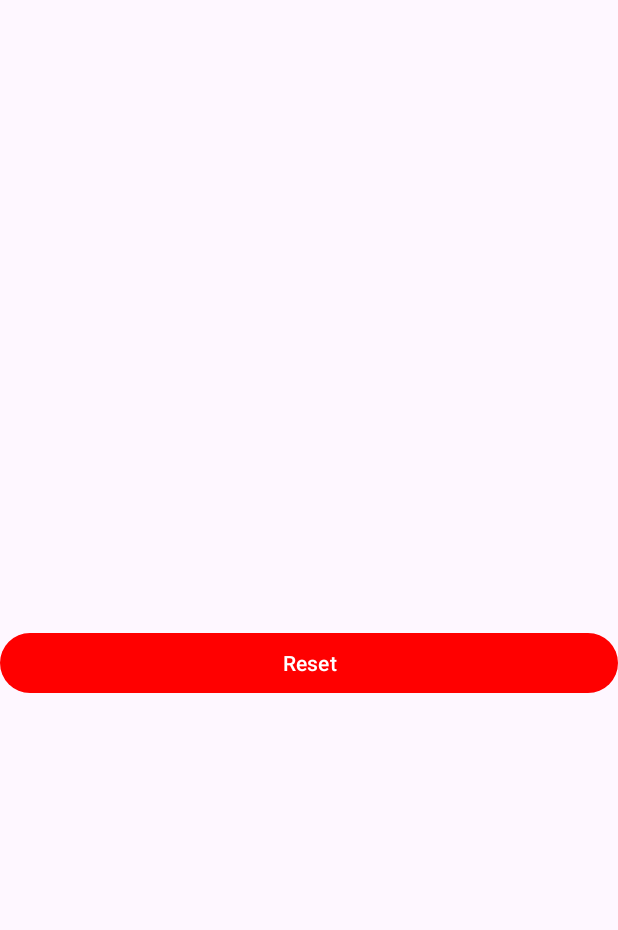
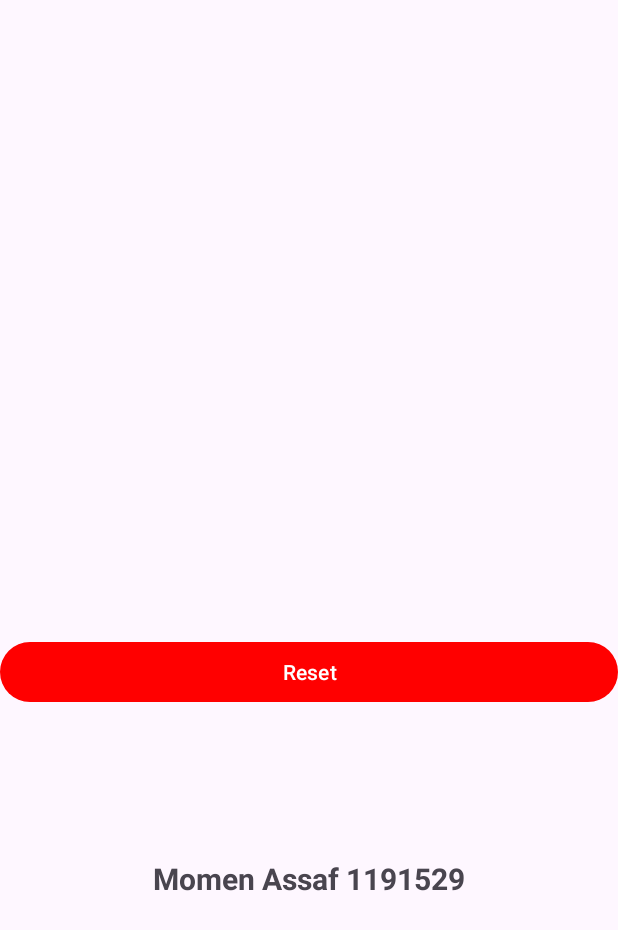
Before and after one commit to Momen-Assaf/Andriod-Lab, an Android app: the ResultActivity screen opened directly, with no data from a screen before it, on a phone screen of 412 x 824 dp. Shown: the top 930 px of the screen. Run offline under Robolectric (Android 15) with nearby library versions, the phone set to English and light mode, and no system bars.

Commit message:
final changes

```diff
--- /dev/null
+++ b/Todo1/app/src/main/java/edu/birzeit/todo1/Player.java
@@ -0,0 +1,20 @@
+package edu.birzeit.todo1;
+
+import java.util.ArrayList;
+
+public class Player {
+    public static ArrayList<Player> playerArrayList = new ArrayList<Player>();
+    private int result;
+    public Player(){}
+    public Player(int result) {
+        this.result = result;
+    }
+
+    public int getResult() {
+        return result;
+    }
+
+    public void setResult(int result) {
+        this.result = result;
+    }
+}
--- a/Todo1/app/src/main/res/layout/activity_result.xml
+++ b/Todo1/app/src/main/res/layout/activity_result.xml
@@ -29,7 +29,7 @@
             android:layout_weight="1"
             android:paddingVertical="50sp"
             android:textAlignment="textEnd"
-            android:textSize="25sp" />
+            android:textSize="30sp" />
 
     </LinearLayout>
 
@@ -48,4 +48,14 @@
         android:text="Reset"
         android:textColor="#FFFFFF"
         />
+
+    <TextView
+        android:id="@+id/id_name"
+        android:layout_width="match_parent"
+        android:layout_height="wrap_content"
+        android:paddingVertical="50dp"
+        android:text="Momen Assaf 1191529"
+        android:textAlignment="center"
+        android:textSize="20sp"
+        android:textStyle="bold" />
 </LinearLayout>
```
Also changed, not shown: Todo1/app/src/main/java/edu/birzeit/todo1/ResultActivity.java (+8 -2 lines), 1 other file.
